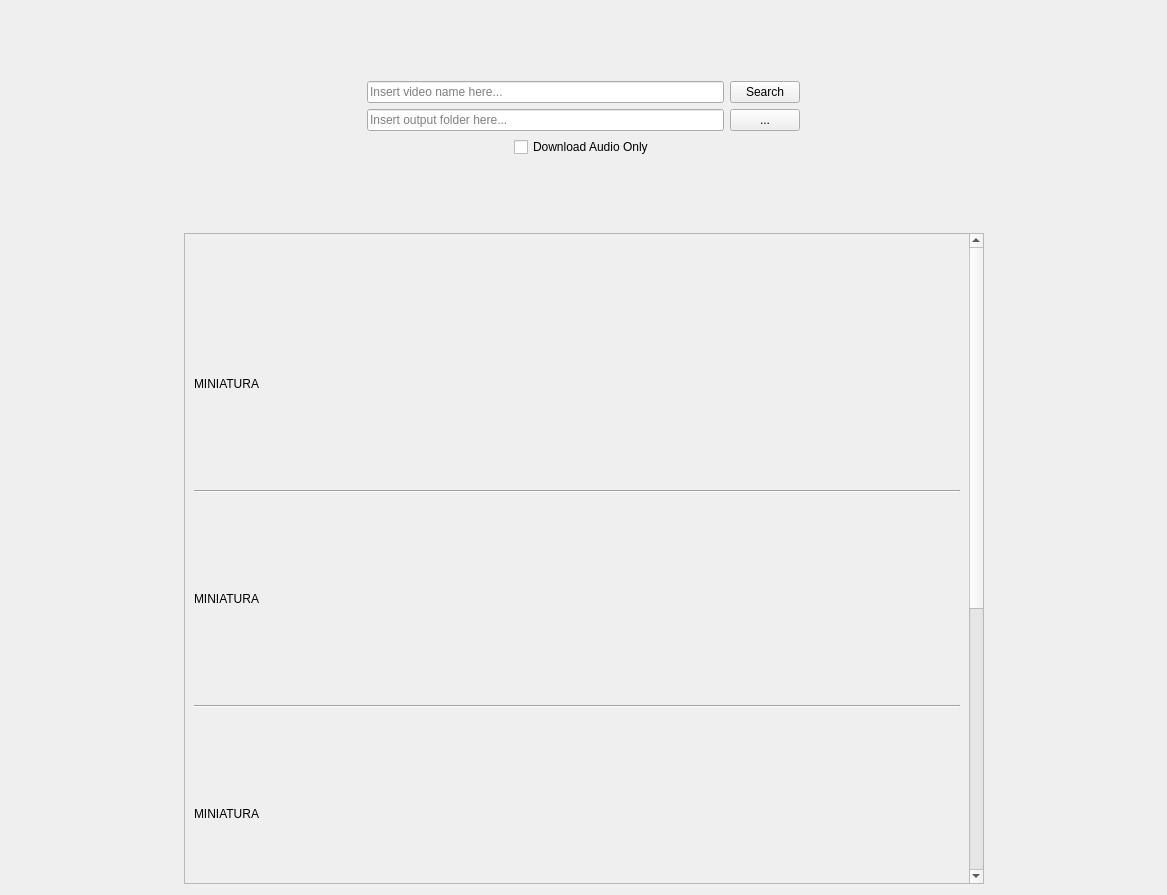
EmilioGarzia/EasyTube, file gui/gui.ui: the form before one commit.
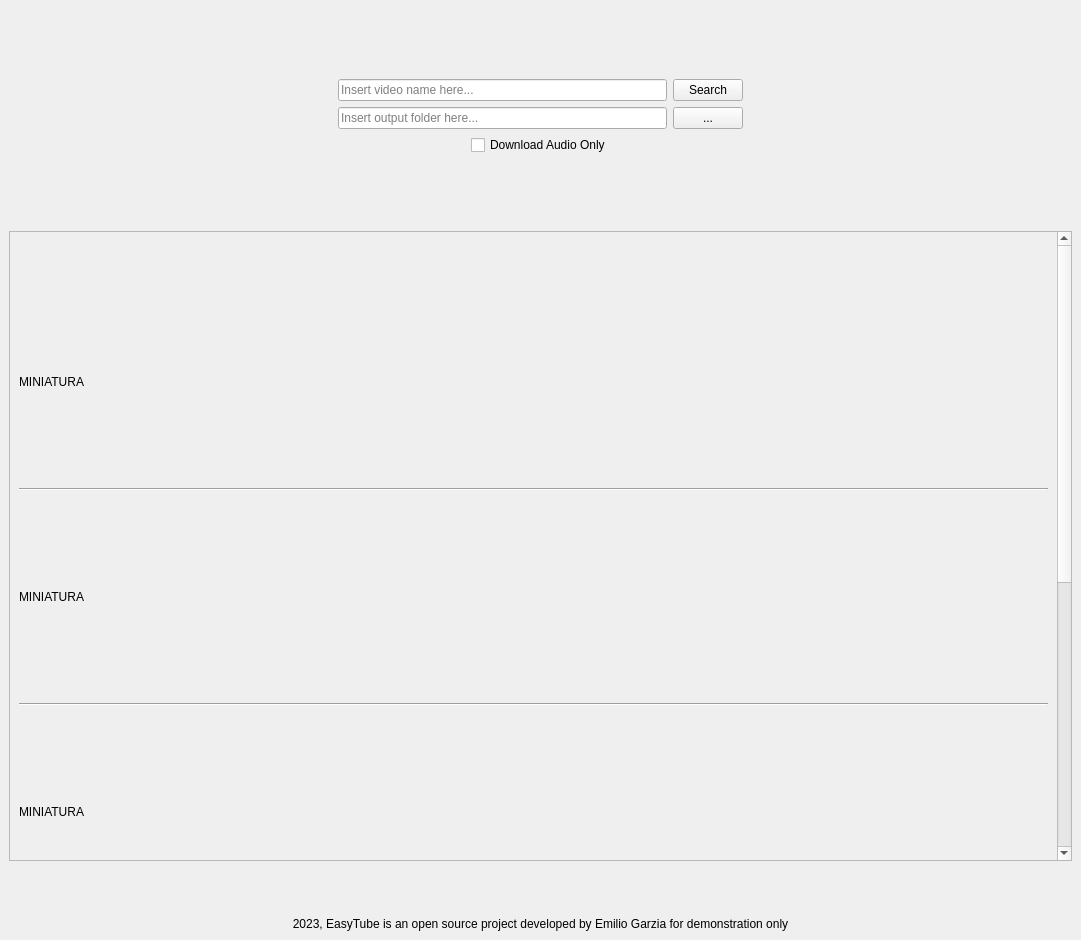
The form after the commit. Icons and pictures are not drawn. Custom widgets are drawn as their Qt base class.

Commit message:
Emilio Garzia
* Addedd download features
* Fixed bugs
* Complete Release v1.0

The edit to the form file:
```diff
--- a/gui/gui.ui
+++ b/gui/gui.ui
@@ -1,18 +1,23 @@
 <?xml version="1.0" encoding="UTF-8"?>
 <ui version="4.0">
- <class>Form</class>
- <widget class="QWidget" name="Form">
+ <class>MainWindow</class>
+ <widget class="QMainWindow" name="MainWindow">
   <property name="geometry">
    <rect>
     <x>0</x>
     <y>0</y>
-    <width>1167</width>
-    <height>895</height>
+    <width>1081</width>
+    <height>940</height>
    </rect>
   </property>
   <property name="windowTitle">
-   <string>Form</string>
+   <string>EasyTube</string>
   </property>
+  <property name="windowIcon">
+   <iconset>
+    <normaloff>../SVG/windowIcon.svg</normaloff>../SVG/windowIcon.svg</iconset>
+  </property>
+  <widget class="QWidget" name="centralwidget">
   <layout class="QVBoxLayout" name="verticalLayout">
    <item>
     <layout class="QHBoxLayout" name="horizontalLayout" stretch="0">
@@ -205,6 +210,9 @@
    </item>
    <item>
     <layout class="QHBoxLayout" name="horizontalLayout_4">
+      <property name="bottomMargin">
+       <number>50</number>
+      </property>
      <item>
       <spacer name="horizontalSpacer">
        <property name="orientation">
@@ -243,22 +251,6 @@
      </item>
     </layout>
    </item>
-   <item>
-    <spacer name="verticalSpacer">
-     <property name="orientation">
-      <enum>Qt::Vertical</enum>
-     </property>
-     <property name="sizeType">
-      <enum>QSizePolicy::Maximum</enum>
-     </property>
-     <property name="sizeHint" stdset="0">
-      <size>
-       <width>20</width>
-       <height>50</height>
-      </size>
-     </property>
-    </spacer>
-   </item>
    <item>
     <widget class="QLabel" name="msgLabel">
      <property name="text">
@@ -268,25 +260,12 @@
       <set>Qt::AlignBottom|Qt::AlignHCenter</set>
      </property>
      <property name="margin">
-      <number>0</number>
+       <number>20</number>
      </property>
     </widget>
    </item>
    <item>
     <layout class="QHBoxLayout" name="horizontalLayout_5">
-     <item>
-      <spacer name="horizontalSpacer_7">
-       <property name="orientation">
-        <enum>Qt::Horizontal</enum>
-       </property>
-       <property name="sizeHint" stdset="0">
-        <size>
-         <width>40</width>
-         <height>20</height>
-        </size>
-       </property>
-      </spacer>
-     </item>
      <item>
       <widget class="QScrollArea" name="outputScrollArea">
        <property name="minimumSize">
@@ -297,7 +276,7 @@
        </property>
        <property name="maximumSize">
         <size>
-         <width>1300</width>
+          <width>2000</width>
          <height>16777215</height>
         </size>
        </property>
@@ -317,8 +296,8 @@
         <property name="geometry">
          <rect>
           <x>0</x>
-          <y>-151</y>
-          <width>781</width>
+           <y>0</y>
+           <width>1042</width>
           <height>1129</height>
          </rect>
         </property>
@@ -329,7 +308,7 @@
          <item>
           <layout class="QHBoxLayout" name="item1MainBox">
            <item>
-            <widget class="QLabel" name="miniature1">
+             <widget class="InputLabel" name="miniature1">
              <property name="minimumSize">
               <size>
                <width>300</width>
@@ -359,7 +338,7 @@
            <item>
             <layout class="QVBoxLayout" name="verticalLayout_2">
              <item>
-              <widget class="QLabel" name="title1">
+               <widget class="InputLabel" name="title1">
                <property name="cursor">
                 <cursorShape>PointingHandCursor</cursorShape>
                </property>
@@ -440,7 +419,7 @@
          <item>
           <layout class="QHBoxLayout" name="item2MainBox">
            <item>
-            <widget class="QLabel" name="miniature2">
+             <widget class="InputLabel" name="miniature2">
              <property name="minimumSize">
               <size>
                <width>300</width>
@@ -470,7 +449,7 @@
            <item>
             <layout class="QVBoxLayout" name="verticalLayout_4">
              <item>
-              <widget class="QLabel" name="title2">
+               <widget class="InputLabel" name="title2">
                <property name="cursor">
                 <cursorShape>PointingHandCursor</cursorShape>
                </property>
@@ -551,7 +530,7 @@
          <item>
           <layout class="QHBoxLayout" name="item3MainBox">
            <item>
-            <widget class="QLabel" name="miniature3">
+             <widget class="InputLabel" name="miniature3">
              <property name="minimumSize">
               <size>
                <width>300</width>
@@ -581,7 +560,7 @@
            <item>
             <layout class="QVBoxLayout" name="verticalLayout_5">
              <item>
-              <widget class="QLabel" name="title3">
+               <widget class="InputLabel" name="title3">
                <property name="cursor">
                 <cursorShape>PointingHandCursor</cursorShape>
                </property>
@@ -653,7 +632,7 @@
          <item>
           <layout class="QHBoxLayout" name="item4MainBox">
            <item>
-            <widget class="QLabel" name="miniature4">
+             <widget class="InputLabel" name="miniature4">
              <property name="minimumSize">
               <size>
                <width>300</width>
@@ -683,7 +662,7 @@
            <item>
             <layout class="QVBoxLayout" name="verticalLayout_6">
              <item>
-              <widget class="QLabel" name="title4">
+               <widget class="InputLabel" name="title4">
                <property name="cursor">
                 <cursorShape>PointingHandCursor</cursorShape>
                </property>
@@ -755,7 +734,7 @@
          <item>
           <layout class="QHBoxLayout" name="item5MainBox">
            <item>
-            <widget class="QLabel" name="miniature5">
+             <widget class="InputLabel" name="miniature5">
              <property name="minimumSize">
               <size>
                <width>300</width>
@@ -785,7 +764,7 @@
            <item>
             <layout class="QVBoxLayout" name="verticalLayout_7">
              <item>
-              <widget class="QLabel" name="title5">
+               <widget class="InputLabel" name="title5">
                <property name="cursor">
                 <cursorShape>PointingHandCursor</cursorShape>
                </property>
@@ -851,23 +830,44 @@
        </widget>
       </widget>
      </item>
+     </layout>
+    </item>
      <item>
-      <spacer name="horizontalSpacer_8">
+     <spacer name="verticalSpacer">
        <property name="orientation">
-        <enum>Qt::Horizontal</enum>
+       <enum>Qt::Vertical</enum>
+      </property>
+      <property name="sizeType">
+       <enum>QSizePolicy::Maximum</enum>
        </property>
        <property name="sizeHint" stdset="0">
         <size>
-         <width>40</width>
-         <height>20</height>
+        <width>20</width>
+        <height>50</height>
         </size>
        </property>
       </spacer>
      </item>
-    </layout>
+    <item>
+     <widget class="QLabel" name="credits">
+      <property name="text">
+       <string>2023, EasyTube is an open source project developed by Emilio Garzia for demonstration only</string>
+      </property>
+      <property name="alignment">
+       <set>Qt::AlignCenter</set>
+      </property>
+     </widget>
    </item>
   </layout>
  </widget>
+ </widget>
+ <customwidgets>
+  <customwidget>
+   <class>InputLabel</class>
+   <extends>QLabel</extends>
+   <header location="global">inputLabel.h</header>
+  </customwidget>
+ </customwidgets>
  <resources/>
  <connections>
   <connection>
```
Left out of the diff: 41 changed lines with no effect on the pictures. Lines whose indentation alone changed are shown as unchanged. The commit also changes 5 other files.
